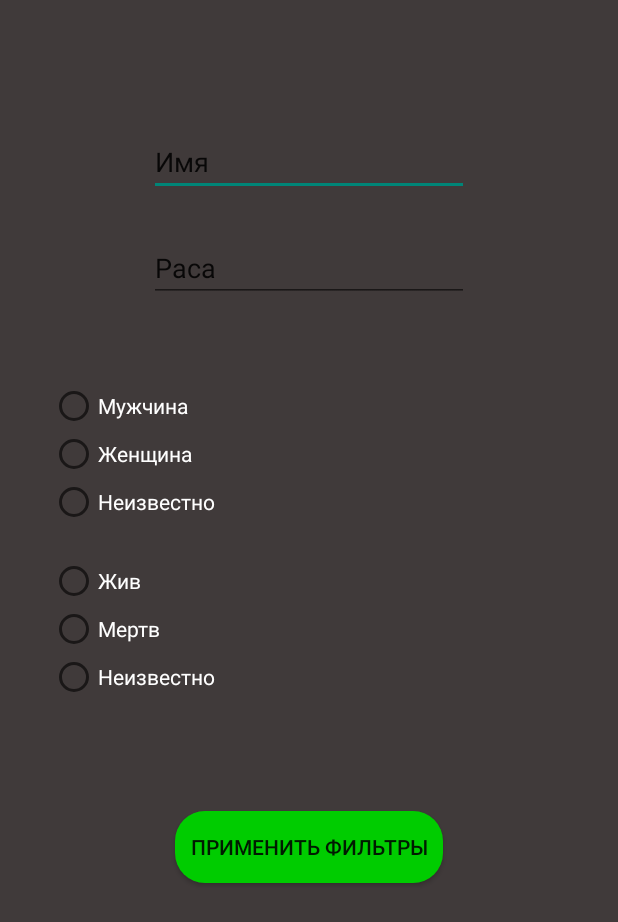
After one commit to IgrayuVminecraftKakBozhenka/RickAndMortyApp, an Android app: the fragment FiltersFragment shown on its own in the app's theme, on a phone screen of 412 x 824 dp. The commit adds this screen. Shown: the top 922 px of the screen. Run offline under Robolectric (Android 15) with nearby library versions, the phone set to English and light mode, and no system bars.

Commit message:
new fragment: FiltersFragment.kt

```diff
--- a/app/src/main/java/com/igrayuvminecraftkakbozhenka/rickandmortyapi/ui/Screens.kt
+++ b/app/src/main/java/com/igrayuvminecraftkakbozhenka/rickandmortyapi/ui/Screens.kt
@@ -2,6 +2,7 @@ package com.igrayuvminecraftkakbozhenka.rickandmortyapi.ui
 
 import com.github.terrakok.cicerone.androidx.FragmentScreen
 import com.igrayuvminecraftkakbozhenka.rickandmortyapi.ui.PersonFragment.PersonFragment
+import com.igrayuvminecraftkakbozhenka.rickandmortyapi.ui.filters.FiltersFragment
 import com.igrayuvminecraftkakbozhenka.rickandmortyapi.ui.menu.MenuFragment
 
 object Screens {
@@ -13,4 +14,8 @@ object Screens {
     fun Person() = FragmentScreen {
         PersonFragment()
     }
+
+    fun Filters() = FragmentScreen {
+        FiltersFragment()
+    }
 }
--- /dev/null
+++ b/app/src/main/java/com/igrayuvminecraftkakbozhenka/rickandmortyapi/ui/filters/FiltersFragment.kt
@@ -0,0 +1,21 @@
+package com.igrayuvminecraftkakbozhenka.rickandmortyapi.ui.filters
+
+import android.os.Bundle
+import android.view.LayoutInflater
+import android.view.View
+import android.view.ViewGroup
+import androidx.fragment.app.Fragment
+import com.igrayuvminecraftkakbozhenka.rickandmortyapi.R
+
+class FiltersFragment: Fragment() {
+
+    override fun onCreateView(
+        inflater: LayoutInflater,
+        container: ViewGroup?,
+        savedInstanceState: Bundle?
+    ): View? {
+        return inflater.inflate(R.layout.fragment_filter_settings, container, false)
+    }
+
+
+}
--- a/app/src/main/java/com/igrayuvminecraftkakbozhenka/rickandmortyapi/ui/menu/MenuFragment.kt
+++ b/app/src/main/java/com/igrayuvminecraftkakbozhenka/rickandmortyapi/ui/menu/MenuFragment.kt
@@ -33,5 +33,10 @@ class MenuFragment : Fragment() {
         shwifty.setOnClickListener {
             viewModel.goToPerson()
         }
+
+        val filterButton = view.findViewById<Button>(R.id.get_filtered_characters_button)
+        filterButton.setOnClickListener {
+            viewModel.goToFilter()
+        }
     }
 }
--- a/app/src/main/java/com/igrayuvminecraftkakbozhenka/rickandmortyapi/ui/menu/MenuViewModel.kt
+++ b/app/src/main/java/com/igrayuvminecraftkakbozhenka/rickandmortyapi/ui/menu/MenuViewModel.kt
@@ -11,4 +11,8 @@ class MenuViewModel(application: Application) : AndroidViewModel(application) {
     fun goToPerson() {
         (app as App).router.navigateTo(Screens.Person())
     }
+
+    fun goToFilter() {
+        (app as App).router.navigateTo(Screens.Filters())
+    }
 }
--- /dev/null
+++ b/app/src/main/res/layout/fragment_filter_settings.xml
@@ -0,0 +1,118 @@
+<?xml version="1.0" encoding="utf-8"?>
+<androidx.constraintlayout.widget.ConstraintLayout xmlns:android="http://schemas.android.com/apk/res/android"
+    xmlns:app="http://schemas.android.com/apk/res-auto"
+    xmlns:tools="http://schemas.android.com/tools"
+    android:layout_width="match_parent"
+    android:layout_height="match_parent"
+    android:background="@color/brown_gray">
+
+    <EditText
+        android:id="@+id/input_name"
+        android:layout_width="wrap_content"
+        android:layout_height="wrap_content"
+        android:ems="10"
+        android:inputType="textPersonName"
+        android:text="@string/name_character"
+        app:layout_constraintBottom_toBottomOf="parent"
+        app:layout_constraintEnd_toEndOf="parent"
+        app:layout_constraintStart_toStartOf="parent"
+        app:layout_constraintTop_toTopOf="parent"
+        app:layout_constraintVertical_bias="0.110000014" />
+
+    <EditText
+        android:id="@+id/input_species"
+        android:layout_width="wrap_content"
+        android:layout_height="wrap_content"
+        android:ems="10"
+        android:inputType="textPersonName"
+        android:text="@string/species_character"
+        app:layout_constraintBottom_toBottomOf="parent"
+        app:layout_constraintEnd_toEndOf="parent"
+        app:layout_constraintStart_toStartOf="parent"
+        app:layout_constraintTop_toTopOf="parent"
+        app:layout_constraintVertical_bias="0.19999999" />
+
+    <RadioGroup
+        android:id="@+id/gender_radio_group"
+        android:layout_width="wrap_content"
+        android:layout_height="wrap_content"
+        app:layout_constraintBottom_toBottomOf="parent"
+        app:layout_constraintEnd_toEndOf="parent"
+        app:layout_constraintHorizontal_bias="0.11"
+        app:layout_constraintStart_toStartOf="parent"
+        app:layout_constraintTop_toTopOf="parent"
+        app:layout_constraintVertical_bias="0.35000002">
+
+        <RadioButton
+            android:id="@+id/male_radio_button"
+            android:layout_width="wrap_content"
+            android:layout_height="wrap_content"
+            android:text="@string/male"
+            android:textColor="@color/white" />
+
+        <RadioButton
+            android:id="@+id/female_radio_button"
+            android:layout_width="wrap_content"
+            android:layout_height="wrap_content"
+            android:text="@string/female"
+            android:textColor="@color/white" />
+
+        <RadioButton
+            android:id="@+id/unknown_gender_radio_button"
+            android:layout_width="wrap_content"
+            android:layout_height="wrap_content"
+            android:text="@string/unknown"
+            android:textColor="@color/white" />
+
+    </RadioGroup>
+
+
+    <RadioGroup
+        android:id="@+id/status_radio_group"
+        android:layout_width="wrap_content"
+        android:layout_height="wrap_content"
+        app:layout_constraintBottom_toBottomOf="parent"
+        app:layout_constraintEnd_toEndOf="parent"
+        app:layout_constraintHorizontal_bias="0.11"
+        app:layout_constraintStart_toStartOf="parent"
+        app:layout_constraintTop_toTopOf="parent"
+        app:layout_constraintVertical_bias="0.51">
+
+        <RadioButton
+            android:id="@+id/alive_radio_button"
+            android:layout_width="wrap_content"
+            android:layout_height="wrap_content"
+            android:text="@string/alive"
+            android:textColor="@color/white" />
+
+        <RadioButton
+            android:id="@+id/dead_radio_button"
+            android:layout_width="wrap_content"
+            android:layout_height="wrap_content"
+            android:text="@string/dead"
+            android:textColor="@color/white" />
+
+        <RadioButton
+            android:id="@+id/unknown_status_radio_button"
+            android:layout_width="wrap_content"
+            android:layout_height="wrap_content"
+            android:text="@string/unknown"
+            android:textColor="@color/white" />
+
+    </RadioGroup>
+
+    <Button
+        android:id="@+id/setup_filters_button"
+        android:layout_width="wrap_content"
+        android:layout_height="wrap_content"
+        android:text="@string/setup_filters"
+        android:background="@drawable/rounded_button"
+        android:padding="10dp"
+        app:layout_constraintBottom_toBottomOf="parent"
+        app:layout_constraintEnd_toEndOf="parent"
+        app:layout_constraintStart_toStartOf="parent"
+        app:layout_constraintTop_toBottomOf="@+id/input_species"
+        app:layout_constraintVertical_bias="0.59000003" />
+
+
+</androidx.constraintlayout.widget.ConstraintLayout>
--- a/app/src/main/res/values/strings.xml
+++ b/app/src/main/res/values/strings.xml
@@ -9,4 +9,13 @@
     <string name="get_twenty_characters">Получить случайную страницу персонажей</string>
     <string name="filter_settings">Настроить фильтры</string>
     <string name="get_characters">Получить персонажей</string>
+    <string name="name_character">Имя</string>
+    <string name="species_character">Раса</string>
+    <string name="status">Статус</string>
+    <string name="alive">Жив</string>
+    <string name="dead">Мертв</string>
+    <string name="unknown">Неизвестно</string>
+    <string name="male">Мужчина</string>
+    <string name="female">Женщина</string>
+    <string name="setup_filters">Применить фильтры</string>
 </resources>
```
